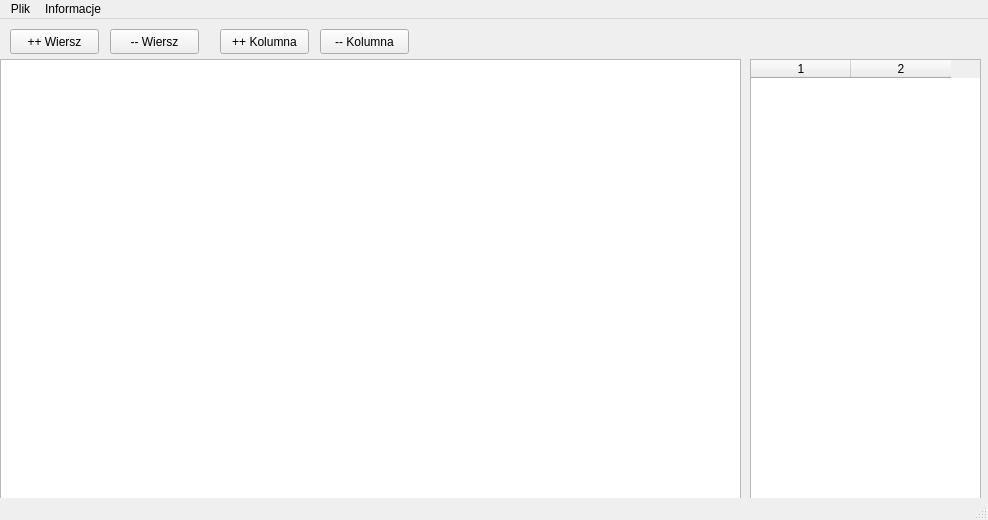
kamil09/EAN_GJ_Cpp, file mainwindow.ui: the form before one commit.
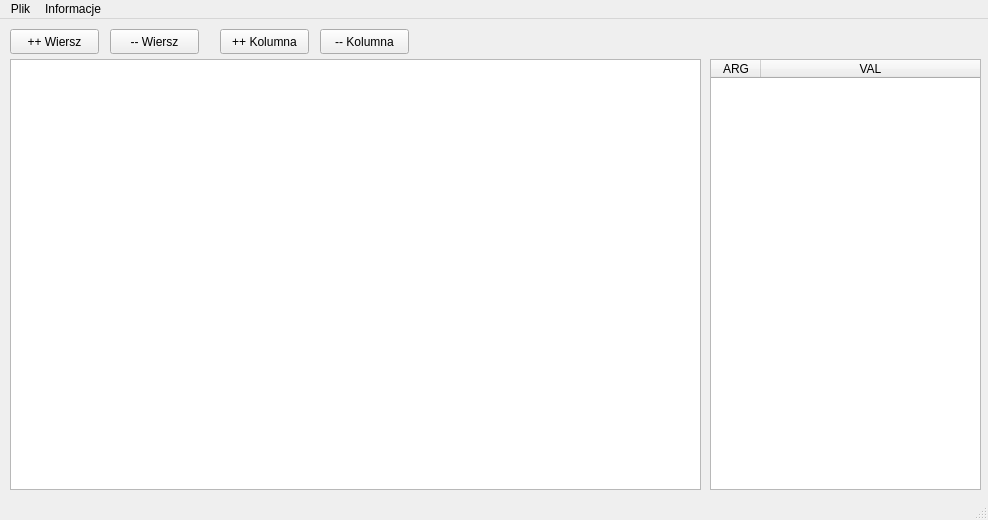
The form after the commit.

Diff of the .ui file:
```diff
--- a/mainwindow.ui
+++ b/mainwindow.ui
@@ -13,6 +13,12 @@
     <height>520</height>
    </rect>
   </property>
+  <property name="sizePolicy">
+   <sizepolicy hsizetype="Fixed" vsizetype="Fixed">
+    <horstretch>50</horstretch>
+    <verstretch>50</verstretch>
+   </sizepolicy>
+  </property>
   <property name="windowTitle">
    <string>MainWindow</string>
   </property>
@@ -20,15 +26,39 @@
    <bool>true</bool>
   </property>
   <widget class="QWidget" name="centralWidget">
+   <property name="sizePolicy">
+    <sizepolicy hsizetype="Fixed" vsizetype="Fixed">
+     <horstretch>50</horstretch>
+     <verstretch>50</verstretch>
+    </sizepolicy>
+   </property>
    <widget class="QTableWidget" name="tableWidget">
     <property name="geometry">
      <rect>
-      <x>0</x>
+      <x>10</x>
       <y>40</y>
-      <width>741</width>
-      <height>451</height>
+      <width>691</width>
+      <height>431</height>
      </rect>
     </property>
+    <property name="sizePolicy">
+     <sizepolicy hsizetype="Ignored" vsizetype="Maximum">
+      <horstretch>100</horstretch>
+      <verstretch>50</verstretch>
+     </sizepolicy>
+    </property>
+    <property name="sizeIncrement">
+     <size>
+      <width>5</width>
+      <height>5</height>
+     </size>
+    </property>
+    <property name="frameShadow">
+     <enum>QFrame::Raised</enum>
+    </property>
+    <property name="verticalScrollBarPolicy">
+     <enum>Qt::ScrollBarAsNeeded</enum>
+    </property>
     <property name="rowCount">
      <number>0</number>
     </property>
@@ -38,12 +68,27 @@
     <attribute name="horizontalHeaderDefaultSectionSize">
      <number>65</number>
     </attribute>
+    <attribute name="horizontalHeaderMinimumSectionSize">
+     <number>50</number>
+    </attribute>
+    <attribute name="horizontalHeaderShowSortIndicator" stdset="0">
+     <bool>false</bool>
+    </attribute>
+    <attribute name="horizontalHeaderStretchLastSection">
+     <bool>false</bool>
+    </attribute>
+    <attribute name="verticalHeaderCascadingSectionResizes">
+     <bool>true</bool>
+    </attribute>
     <attribute name="verticalHeaderDefaultSectionSize">
      <number>30</number>
     </attribute>
     <attribute name="verticalHeaderMinimumSectionSize">
      <number>21</number>
     </attribute>
+    <attribute name="verticalHeaderShowSortIndicator" stdset="0">
+     <bool>false</bool>
+    </attribute>
    </widget>
    <widget class="QPushButton" name="pushButton">
     <property name="geometry">
@@ -103,14 +148,14 @@
     </property>
     <property name="geometry">
      <rect>
-      <x>750</x>
+      <x>710</x>
       <y>40</y>
-      <width>231</width>
-      <height>441</height>
+      <width>271</width>
+      <height>431</height>
      </rect>
     </property>
     <property name="sizePolicy">
-     <sizepolicy hsizetype="Maximum" vsizetype="Maximum">
+     <sizepolicy hsizetype="Expanding" vsizetype="Expanding">
       <horstretch>50</horstretch>
       <verstretch>50</verstretch>
      </sizepolicy>
@@ -142,8 +187,25 @@
     <property name="columnCount">
      <number>2</number>
     </property>
-    <column/>
-    <column/>
+    <attribute name="horizontalHeaderCascadingSectionResizes">
+     <bool>true</bool>
+    </attribute>
+    <attribute name="horizontalHeaderDefaultSectionSize">
+     <number>50</number>
+    </attribute>
+    <attribute name="horizontalHeaderStretchLastSection">
+     <bool>true</bool>
+    </attribute>
+    <column>
+     <property name="text">
+      <string>ARG</string>
+     </property>
+    </column>
+    <column>
+     <property name="text">
+      <string>VAL</string>
+     </property>
+    </column>
    </widget>
   </widget>
   <widget class="QMenuBar" name="menuBar">
```
Left out of the diff: 9 changed lines with no effect on the pictures.
